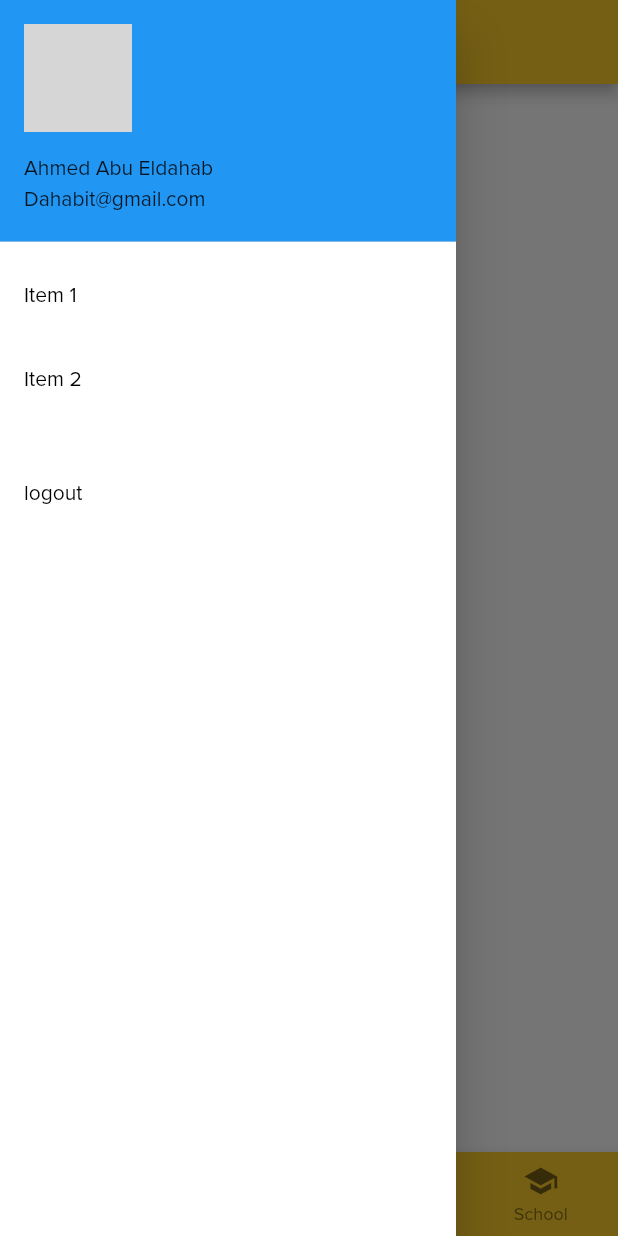
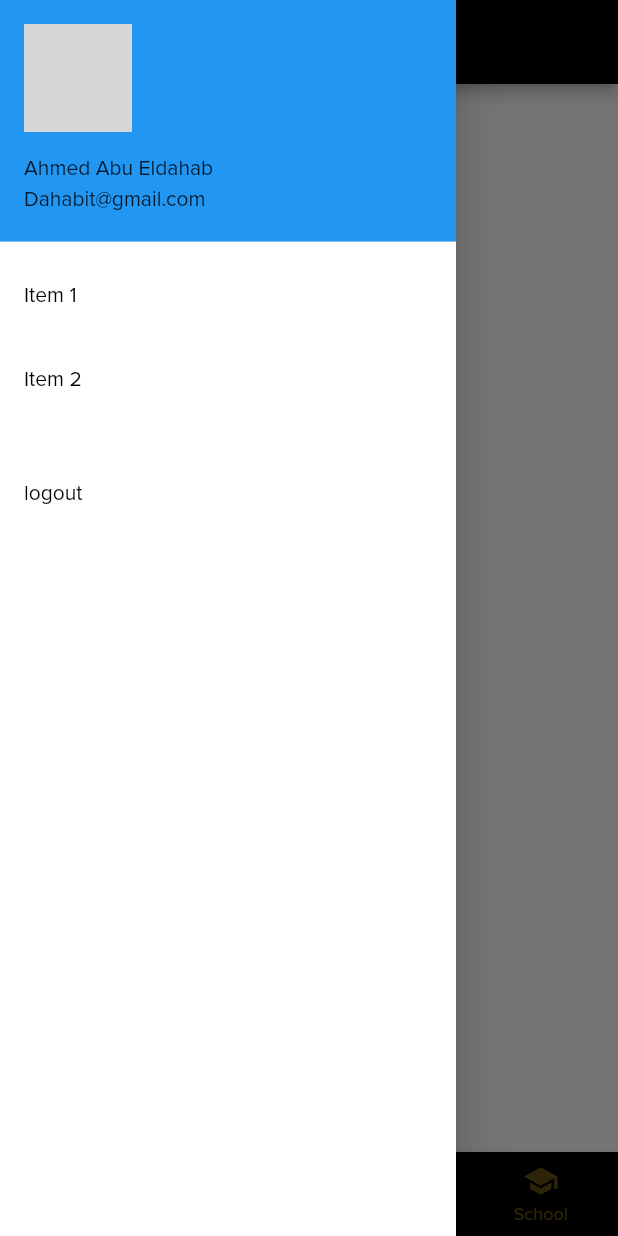
Before and after one commit to AdhamMagdyA/GymManager, a Flutter app: the screen it shows after launch, item 3 of the bottom bar chosen, with the side drawer open, on a phone screen of 412 x 824 dp. Run offline on Flutter 3.47's test engine with Material 2 defaults, Android fonts, the phone set to English and light mode, and no system bars; our stand-ins replace motion_tab_bar, pie_chart; grey boxes are pictures that could not be loaded.

Commit message:
Finished Grid View Screen, Readjusted main theme.

```diff
--- a/lib/screens/admin/util-screen.dart
+++ b/lib/screens/admin/util-screen.dart
@@ -1,5 +1,5 @@
 import 'package:flutter/material.dart';
-import 'package:gym_project/screens/admin/admin-home.dart';
+import 'package:gym_project/screens/grid_view.dart';
 import 'package:gym_project/screens/home_page.dart';
 import 'package:gym_project/widget/drawer.dart';
 import 'package:motion_tab_bar/MotionTabController.dart';
@@ -17,12 +17,12 @@ class _AdminUtilState extends State<AdminUtil> with TickerProviderStateMixin {
 
   final _pages = [
     {
-      'page': AdminHome(),
+      'page': HomePage(),
       'title': 'Homepage',
     },
     {
-      'page': HomePage(),
-      'title': 'Homepage',
+      'page': GridViewScreen(),
+      'title': 'Equipment',
     },
     {
       'page': Material(),
@@ -48,13 +48,18 @@ class _AdminUtilState extends State<AdminUtil> with TickerProviderStateMixin {
   Widget build(BuildContext context) {
     return Scaffold(
       appBar: AppBar(
-        title: Text(_pages[_selectedIndex]['title']),
+        title: Text(
+          _pages[_selectedIndex]['title'],
+          style: TextStyle(color: Colors.white),
+        ),
+        backgroundColor: Colors.black,
+        iconTheme: IconThemeData(color: Color(0xFFFFCE2B)),
       ),
       drawer: MyDrawer(),
       body: _pages[_selectedIndex]['page'],
       bottomNavigationBar: BottomNavigationBar(
         type: BottomNavigationBarType.fixed,
-        backgroundColor: Color(0xFFFFCE2B),
+        backgroundColor: Colors.black,
         items: const <BottomNavigationBarItem>[
           BottomNavigationBarItem(
             icon: Icon(Icons.home),
@@ -74,7 +79,8 @@ class _AdminUtilState extends State<AdminUtil> with TickerProviderStateMixin {
           ),
         ],
         currentIndex: _selectedIndex,
-        selectedItemColor: Colors.black,
+        selectedItemColor: Color(0xFFFFCE2B),
+        unselectedItemColor: Color(0xFFFFCE2B).withAlpha(100),
         onTap: _onItemTapped,
       ),
       ////navigation bar code begins here
```
